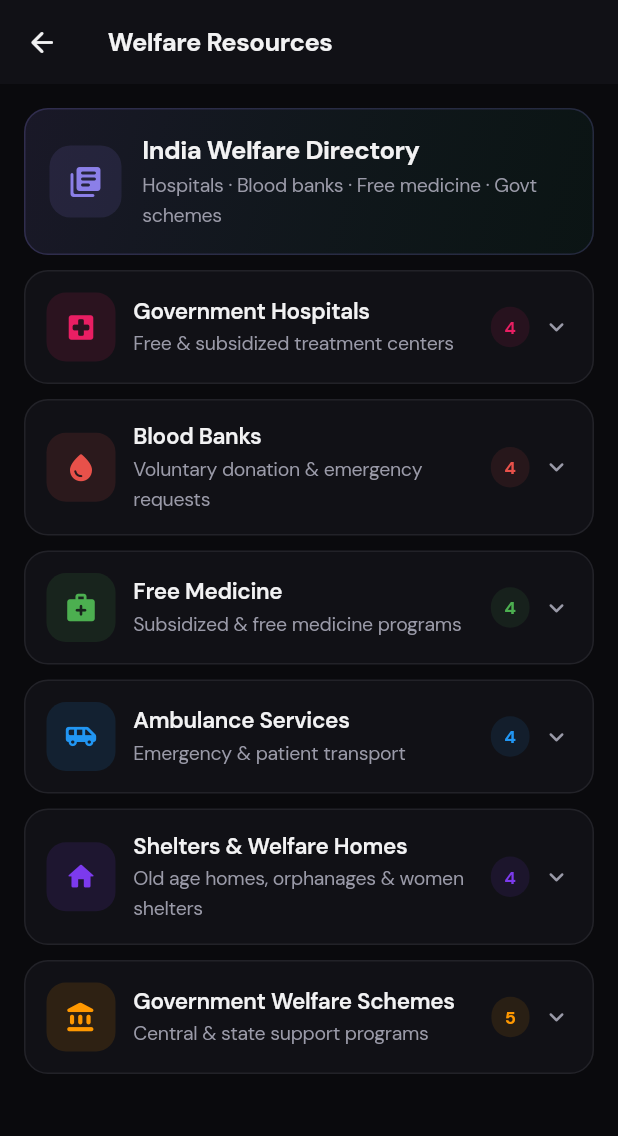
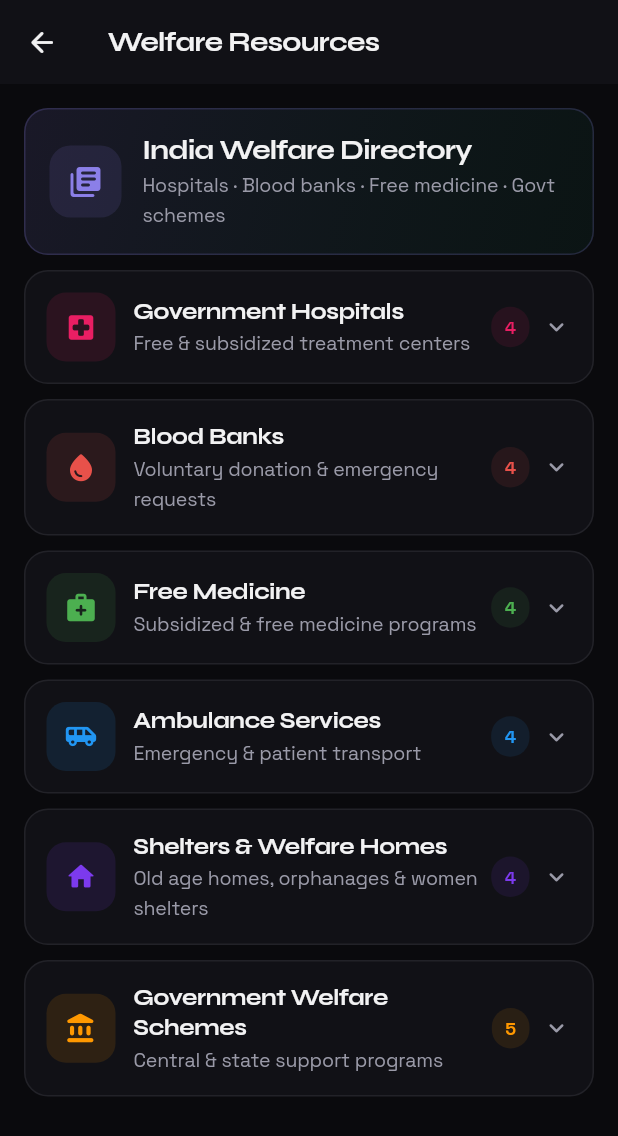
Before and after one commit to purvimadhukar/ngo_app, a Flutter app: the _DonorMoreTab screen opened directly, after a tap on "Welfare Resources", on a phone screen of 412 x 824 dp. Shown: the top 1136 px of the screen. Run offline on Flutter 3.47's test engine with Material 3 defaults, Android fonts, the phone set to English and light mode, and no system bars; our stand-ins replace cloud_firestore, firebase_auth, firebase_core, firebase_storage, gap, google_fonts and 2 more; accounts and stored records are empty; network calls fail.

Commit message:
Syne + Space Grotesk + Bricolage fonts, slide transitions, icon grid

```diff
--- a/lib/core/app_theme.dart
+++ b/lib/core/app_theme.dart
@@ -98,25 +98,45 @@ class AidColors {
 class AidTextStyles {
   AidTextStyles._();
 
-  static TextStyle get _base => GoogleFonts.dmSans(
+  // ── Base fonts ────────────────────────────────────────────────────────────
+  // Space Grotesk  → all body, labels, UI text
+  // Syne           → headings & section titles (bold, editorial)
+  // Bricolage Grotesque → hero display moments (splash, dashboard titles)
+
+  static TextStyle get _body => GoogleFonts.spaceGrotesk(
     color: AidColors.textPrimary,
-    letterSpacing: -0.2,
+    letterSpacing: -0.1,
   );
 
-  static TextStyle get displayLg => _base.copyWith(fontSize: 32, fontWeight: FontWeight.w800, letterSpacing: -1.0, height: 1.1);
-  static TextStyle get displaySm => _base.copyWith(fontSize: 26, fontWeight: FontWeight.w800, letterSpacing: -0.8, height: 1.15);
-  static TextStyle get headingLg => _base.copyWith(fontSize: 20, fontWeight: FontWeight.w700, letterSpacing: -0.5, height: 1.25);
-  static TextStyle get headingMd => _base.copyWith(fontSize: 17, fontWeight: FontWeight.w700, letterSpacing: -0.3, height: 1.3);
-  static TextStyle get headingSm => _base.copyWith(fontSize: 15, fontWeight: FontWeight.w600, letterSpacing: -0.2, height: 1.35);
-  static TextStyle get bodyLg    => _base.copyWith(fontSize: 16, fontWeight: FontWeight.w400, letterSpacing: -0.1, height: 1.6);
-  static TextStyle get bodyMd    => _base.copyWith(fontSize: 14, fontWeight: FontWeight.w400, letterSpacing: -0.1, height: 1.6);
-  static TextStyle get bodySm    => _base.copyWith(fontSize: 13, fontWeight: FontWeight.w400, height: 1.55, color: AidColors.textSecondary);
-  static TextStyle get labelLg   => _base.copyWith(fontSize: 14, fontWeight: FontWeight.w600, letterSpacing: 0.1);
-  static TextStyle get labelMd   => _base.copyWith(fontSize: 12, fontWeight: FontWeight.w600, letterSpacing: 0.1);
-  static TextStyle get labelSm   => _base.copyWith(fontSize: 11, fontWeight: FontWeight.w500, letterSpacing: 0.3, color: AidColors.textTertiary);
-  static TextStyle get mono      => GoogleFonts.robotoMono(fontSize: 13, color: AidColors.textPrimary);
+  static TextStyle get _heading => GoogleFonts.syne(
+    color: AidColors.textPrimary,
+    letterSpacing: -0.4,
+  );
 
-  // Aliases used across existing screens
+  static TextStyle get _display => GoogleFonts.bricolageGrotesque(
+    color: AidColors.textPrimary,
+    letterSpacing: -1.0,
+  );
+
+  // ── Display — Bricolage Grotesque (splash screens, hero banners) ──────────
+  static TextStyle get displayLg => _display.copyWith(fontSize: 38, fontWeight: FontWeight.w800, letterSpacing: -1.5, height: 1.05);
+  static TextStyle get displaySm => _display.copyWith(fontSize: 28, fontWeight: FontWeight.w800, letterSpacing: -1.0, height: 1.1);
+
+  // ── Headings — Syne (section titles, card titles, screen names) ───────────
+  static TextStyle get headingLg => _heading.copyWith(fontSize: 22, fontWeight: FontWeight.w800, letterSpacing: -0.6, height: 1.2);
+  static TextStyle get headingMd => _heading.copyWith(fontSize: 18, fontWeight: FontWeight.w700, letterSpacing: -0.4, height: 1.25);
+  static TextStyle get headingSm => _heading.copyWith(fontSize: 15, fontWeight: FontWeight.w700, letterSpacing: -0.2, height: 1.3);
+
+  // ── Body — Space Grotesk (all UI text, descriptions, labels) ─────────────
+  static TextStyle get bodyLg  => _body.copyWith(fontSize: 16, fontWeight: FontWeight.w400, height: 1.6);
+  static TextStyle get bodyMd  => _body.copyWith(fontSize: 14, fontWeight: FontWeight.w400, height: 1.6);
+  static TextStyle get bodySm  => _body.copyWith(fontSize: 13, fontWeight: FontWeight.w400, height: 1.55, color: AidColors.textSecondary);
+  static TextStyle get labelLg => _body.copyWith(fontSize: 14, fontWeight: FontWeight.w600, letterSpacing: 0.1);
+  static TextStyle get labelMd => _body.copyWith(fontSize: 12, fontWeight: FontWeight.w600, letterSpacing: 0.1);
+  static TextStyle get labelSm => _body.copyWith(fontSize: 11, fontWeight: FontWeight.w500, letterSpacing: 0.3, color: AidColors.textTertiary);
+  static TextStyle get mono    => GoogleFonts.robotoMono(fontSize: 13, color: AidColors.textPrimary);
+
+  // Aliases
   static final heading = headingLg;
   static final body    = bodyMd;
   static final caption = labelMd;
@@ -153,6 +173,26 @@ extension AidRoleTheme on AidRole {
     AidRole.volunteer => 'Volunteer',
   };
 }
+
+// ─────────────────────────────────────────────
+//  Smooth slide+fade page transition helper
+// ─────────────────────────────────────────────
+
+Route<T> aidRoute<T>(Widget page) => PageRouteBuilder<T>(
+  pageBuilder: (_, __, ___) => page,
+  transitionDuration: const Duration(milliseconds: 360),
+  reverseTransitionDuration: const Duration(milliseconds: 280),
+  transitionsBuilder: (_, anim, secondAnim, child) {
+    final slide = Tween(begin: const Offset(0.05, 0.0), end: Offset.zero)
+        .chain(CurveTween(curve: Curves.easeOutCubic))
+        .animate(anim);
+    final fade = CurvedAnimation(parent: anim, curve: Curves.easeOut);
+    return FadeTransition(
+      opacity: fade,
+      child: SlideTransition(position: slide, child: child),
+    );
+  },
+);
 
 // ─────────────────────────────────────────────
 //  Main ThemeData Builder
--- a/lib/features/donor/donor_dashboard.dart
+++ b/lib/features/donor/donor_dashboard.dart
@@ -147,7 +147,7 @@ class _FeedPageState extends State<_FeedPage>
                       color: AidColors.textMuted, size: 22),
                   onPressed: () => Navigator.push(
                     context,
-                    MaterialPageRoute(builder: (_) => const SearchScreen()),
+                    aidRoute(const SearchScreen()),
                   ),
                 ),
               ],
@@ -216,7 +216,7 @@ class _DonorMoreTab extends StatelessWidget {
                 subtitle: 'Find NGOs, posts and events',
                 color: AidColors.ngoAccent,
                 onTap: () => Navigator.push(context,
-                    MaterialPageRoute(builder: (_) => const SearchScreen())),
+                    aidRoute(const SearchScreen())),
               ),
               const Gap(10),
               _Tile(
@@ -225,8 +225,7 @@ class _DonorMoreTab extends StatelessWidget {
                 subtitle: 'View your alerts',
                 color: AidColors.warning,
                 onTap: () => Navigator.push(context,
-                    MaterialPageRoute(
-                        builder: (_) => const NotificationsScreen())),
+                    aidRoute(const NotificationsScreen())),
                 badgeStream: NotificationService.unreadCount(uid),
               ),
               const Gap(10),
@@ -236,7 +235,7 @@ class _DonorMoreTab extends StatelessWidget {
                 subtitle: 'View and edit your profile',
                 color: AidColors.donorAccent,
                 onTap: () => Navigator.push(context,
-                    MaterialPageRoute(builder: (_) => const ProfileScreen())),
+                    aidRoute(const ProfileScreen())),
               ),
               const Gap(10),
               _Tile(
@@ -245,7 +244,7 @@ class _DonorMoreTab extends StatelessWidget {
                 subtitle: 'Account, notifications, privacy',
                 color: AidColors.textSecondary,
                 onTap: () => Navigator.push(context,
-                    MaterialPageRoute(builder: (_) => const SettingsScreen())),
+                    aidRoute(const SettingsScreen())),
               ),
               const Gap(10),
               _Tile(
@@ -254,7 +253,7 @@ class _DonorMoreTab extends StatelessWidget {
                 subtitle: 'Hospitals, blood banks, govt schemes & more',
                 color: AidColors.ngoAccent,
                 onTap: () => Navigator.push(context,
-                    MaterialPageRoute(builder: (_) => const WelfareResourcesScreen())),
+                    aidRoute(const WelfareResourcesScreen())),
               ),
               const Gap(10),
               _Tile(
@@ -263,7 +262,7 @@ class _DonorMoreTab extends StatelessWidget {
                 subtitle: 'Get in touch, onboard your NGO',
                 color: const Color(0xFF4F46E5),
                 onTap: () => Navigator.push(context,
-                    MaterialPageRoute(builder: (_) => const ContactUsScreen())),
+                    aidRoute(const ContactUsScreen())),
               ),
               const Gap(10),
               _Tile(
@@ -557,7 +556,7 @@ class _DonorPostCard extends StatelessWidget {
     return GestureDetector(
       onTap: () => Navigator.push(
         context,
-        MaterialPageRoute(builder: (_) => DonationDetailScreen(post: post)),
+        aidRoute(DonationDetailScreen(post: post)),
       ),
       child: Container(
         decoration: BoxDecoration(
@@ -706,7 +705,7 @@ class _DonorPostCard extends StatelessWidget {
                       FilledButton(
                         onPressed: () => Navigator.push(
                           context,
-                          MaterialPageRoute(builder: (_) => DonationDetailScreen(post: post)),
+                          aidRoute(DonationDetailScreen(post: post)),
                         ),
                         style: FilledButton.styleFrom(
                           backgroundColor: AidColors.donorAccent,
@@ -1197,7 +1196,7 @@ class _ImpactGroupCard extends StatelessWidget {
   Widget build(BuildContext context) {
     return GestureDetector(
       onTap: () => Navigator.push(context,
-          MaterialPageRoute(builder: (_) => ImpactGroupScreen(group: group))),
+          aidRoute(ImpactGroupScreen(group: group))),
       child: Container(
         width: 180,
         decoration: BoxDecoration(
```
Also changed, not shown: lib/features/splash/splash_screen.dart (+11 -10 lines), lib/main.dart (+31 -1 lines), 1 other file.
